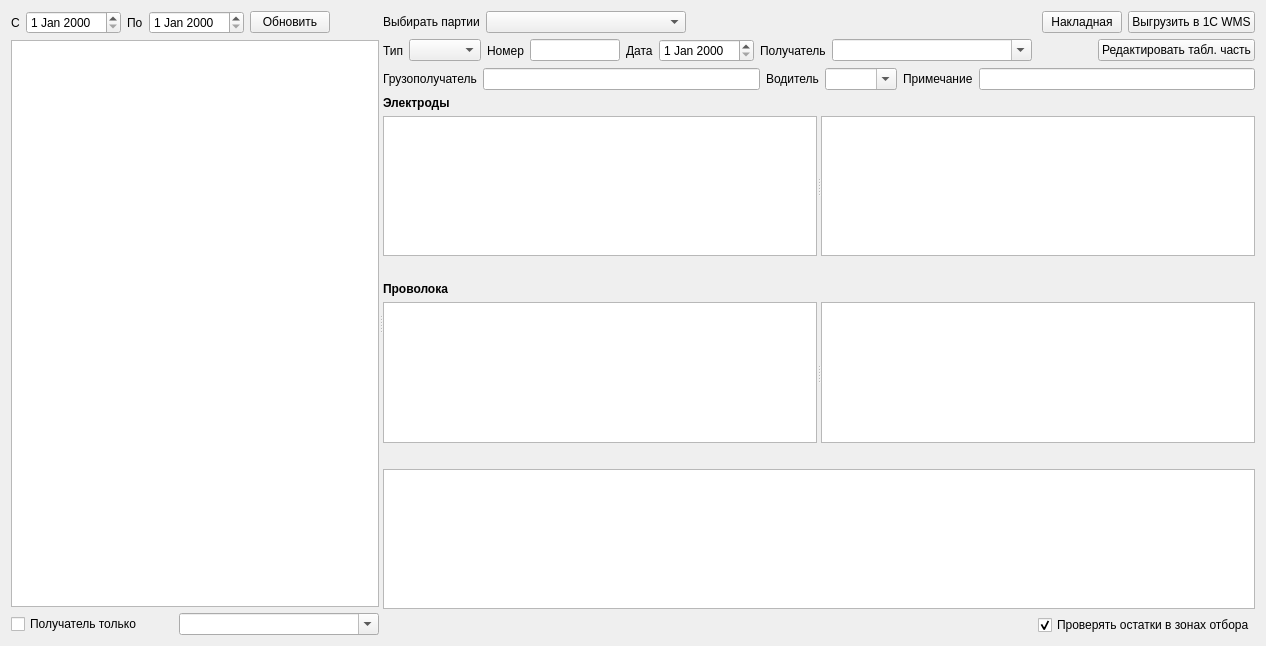
Above: formship.ui from Sergeyego/warehouse before the change. Below: the same form after it.
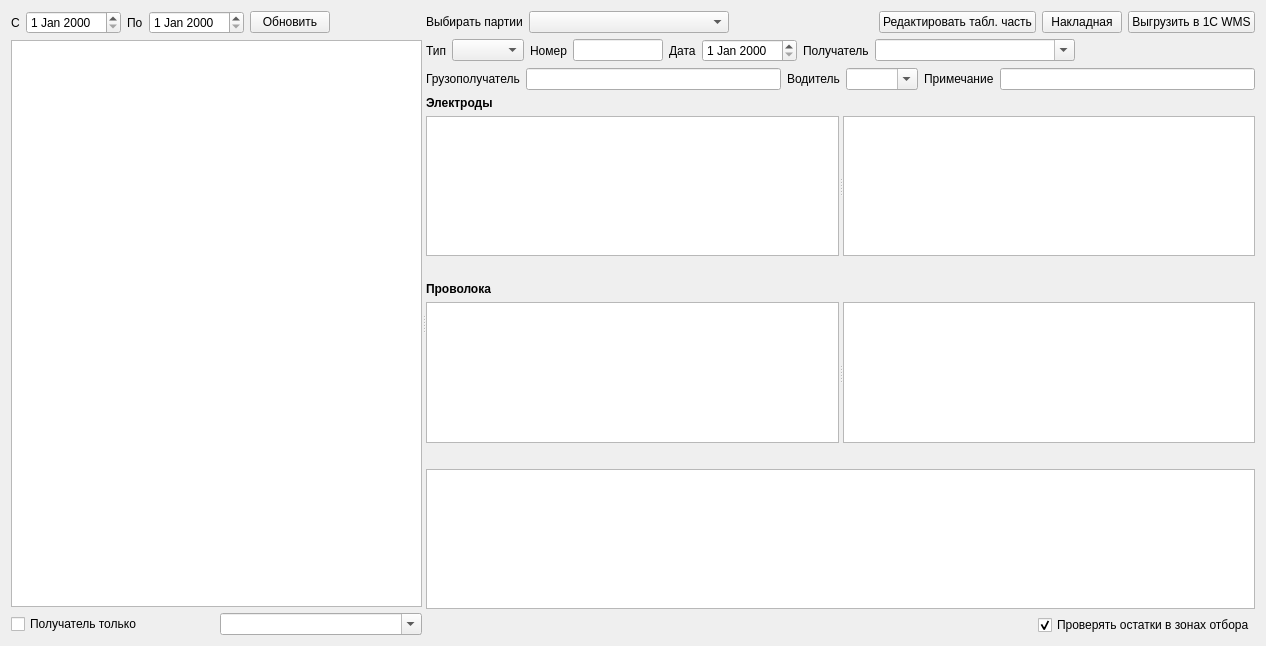
That is the form after the change. Custom widgets are drawn as their Qt base class.

```diff
--- a/formship.ui
+++ b/formship.ui
@@ -141,6 +141,13 @@
            </property>
           </spacer>
          </item>
+         <item>
+          <widget class="QPushButton" name="pushButtonEdt">
+           <property name="text">
+            <string>Редактировать табл. часть</string>
+           </property>
+          </widget>
+         </item>
          <item>
           <widget class="QPushButton" name="pushButtonNakl">
            <property name="text">
@@ -229,13 +236,6 @@
            </property>
           </spacer>
          </item>
-         <item>
-          <widget class="QPushButton" name="pushButtonEdt">
-           <property name="text">
-            <string>Редактировать табл. часть</string>
-           </property>
-          </widget>
-         </item>
         </layout>
        </item>
        <item>
@@ -394,8 +394,8 @@
  </widget>
  <customwidgets>
   <customwidget>
-   <class>DbViewer</class>
-   <extends>QTableView</extends>
+   <class>DateEdit</class>
+   <extends>QDateEdit</extends>
    <header>db/dbviewer.h</header>
   </customwidget>
   <customwidget>
@@ -404,8 +404,8 @@
    <header>olap/tableview.h</header>
   </customwidget>
   <customwidget>
-   <class>DateEdit</class>
-   <extends>QDateEdit</extends>
+   <class>DbViewer</class>
+   <extends>QTableView</extends>
    <header>db/dbviewer.h</header>
   </customwidget>
  </customwidgets>
```
